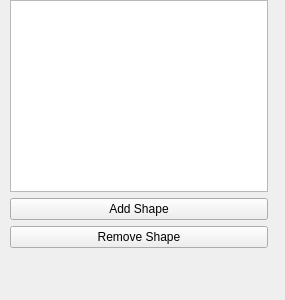
First picture: the form in AdvancedGraphics/hierarchy.ui, repository Trodek/Advanced-Graphics-Subject, before the edit.
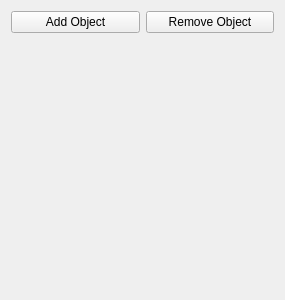
Second picture: the form after the edit.

Commit message: New hierarchy and inspector

What changed in the file:
```diff
--- a/AdvancedGraphics/hierarchy.ui
+++ b/AdvancedGraphics/hierarchy.ui
@@ -13,32 +13,26 @@
   <property name="windowTitle">
    <string>Form</string>
   </property>
-  <widget class="QWidget" name="layoutWidget">
-   <property name="geometry">
-    <rect>
-     <x>10</x>
-     <y>0</y>
-     <width>258</width>
-     <height>291</height>
-    </rect>
-   </property>
+  <layout class="QVBoxLayout" name="verticalLayout_2">
+   <item>
    <layout class="QVBoxLayout" name="verticalLayout">
     <item>
-     <widget class="QListWidget" name="listWidget"/>
-    </item>
+      <layout class="QHBoxLayout" name="horizontalLayout_3">
     <item>
-     <widget class="QPushButton" name="AddShape">
+        <widget class="QPushButton" name="AddObject">
       <property name="text">
-       <string>Add Shape</string>
+          <string>Add Object</string>
       </property>
      </widget>
     </item>
     <item>
-     <widget class="QPushButton" name="DestroyShape">
+        <widget class="QPushButton" name="DestroyObject">
       <property name="text">
-       <string>Remove Shape</string>
-      </property>
-     </widget>
+          <string>Remove Object</string>
+         </property>
+        </widget>
+       </item>
+      </layout>
     </item>
     <item>
      <spacer name="verticalSpacer">
@@ -54,7 +48,8 @@
      </spacer>
     </item>
    </layout>
-  </widget>
+   </item>
+  </layout>
  </widget>
  <resources/>
  <connections/>
```
Lines whose indentation alone changed are shown as unchanged. The commit also changes 24 other files.
